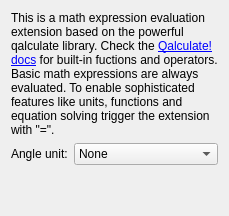
This is qalculate/src/configwidget.ui in albertlauncher/plugins as Qt 5 draws it before an edit. The edited form follows.
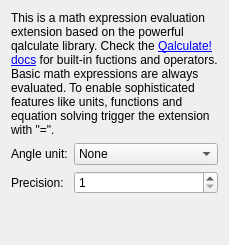
This is the edited form.

Commit message: [qalc] Add option "Precision"

The edit to the form file:
```diff
--- a/qalculate/src/configwidget.ui
+++ b/qalculate/src/configwidget.ui
@@ -49,6 +49,23 @@
        </item>
       </widget>
      </item>
+     <item row="1" column="0">
+      <widget class="QLabel" name="precisionLabel">
+       <property name="text">
+        <string>Precision:</string>
+       </property>
+      </widget>
+     </item>
+     <item row="1" column="1">
+      <widget class="QSpinBox" name="precisionSpinBox">
+       <property name="minimum">
+        <number>1</number>
+       </property>
+       <property name="maximum">
+        <number>128</number>
+       </property>
+      </widget>
+     </item>
     </layout>
    </item>
    <item>
```
The commit also changes 1 other file.
